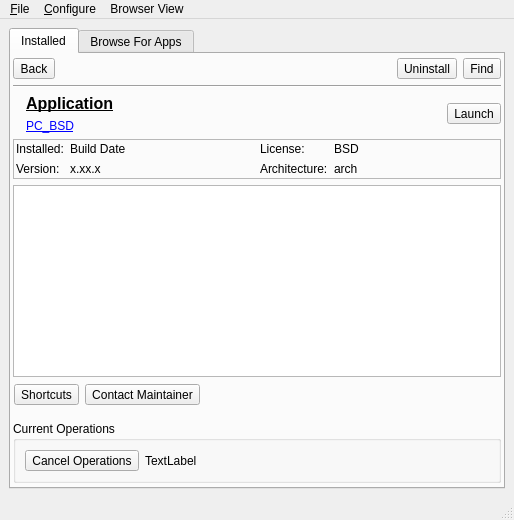
Old version of the form pc-new-softwaremanager/mainUI.ui in the repository pcbsd/pcbsd-projects.
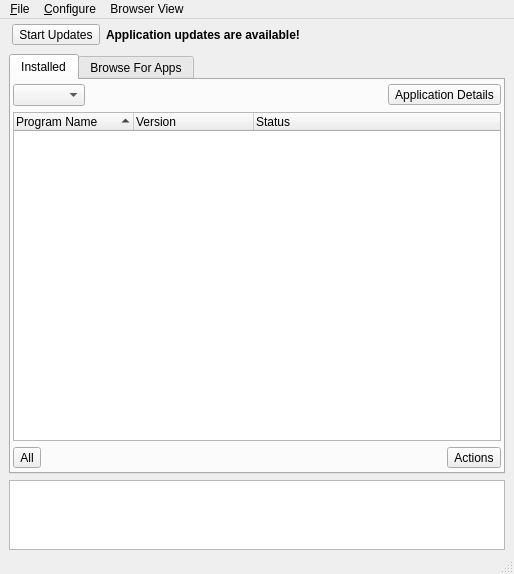
New version of the form. The open tabs and pages were chosen to show the change. Icons and pictures are not drawn.

Commit message: Add a new "back" button to the AppCafe browser, and get it working properly. Add a "developer mode" which will display the raw output of any pkg processes. Use a unified application details page for both installed/uninstalled applications. Add the beginnings of the full-system package update methods.

The edit to the form file:
```diff
--- a/pc-new-softwaremanager/mainUI.ui
+++ b/pc-new-softwaremanager/mainUI.ui
@@ -34,6 +34,67 @@
     <string notr="true"/>
    </property>
    <layout class="QVBoxLayout" name="verticalLayout">
+    <property name="topMargin">
+     <number>2</number>
+    </property>
+    <property name="bottomMargin">
+     <number>2</number>
+    </property>
+    <item>
+     <widget class="QStackedWidget" name="stacked_main">
+      <property name="currentIndex">
+       <number>0</number>
+      </property>
+      <widget class="QWidget" name="page">
+       <layout class="QVBoxLayout" name="verticalLayout_3">
+        <property name="margin">
+         <number>0</number>
+        </property>
+        <item>
+         <widget class="QGroupBox" name="group_updates">
+          <property name="styleSheet">
+           <string notr="true">QGroupBox{
+background: rbga(50,190,255,130);
+border-radius: 5px;
+}</string>
+          </property>
+          <property name="title">
+           <string/>
+          </property>
+          <layout class="QHBoxLayout" name="horizontalLayout_6">
+           <property name="margin">
+            <number>3</number>
+           </property>
+           <item>
+            <widget class="QToolButton" name="toolButton">
+             <property name="text">
+              <string>Start Updates</string>
+             </property>
+             <property name="icon">
+              <iconset resource="SoftwareManager.qrc">
+               <normaloff>:/icons/view-refresh.png</normaloff>:/icons/view-refresh.png</iconset>
+             </property>
+             <property name="toolButtonStyle">
+              <enum>Qt::ToolButtonTextBesideIcon</enum>
+             </property>
+            </widget>
+           </item>
+           <item>
+            <widget class="QLabel" name="label_updates">
+             <property name="font">
+              <font>
+               <weight>75</weight>
+               <bold>true</bold>
+              </font>
+             </property>
+             <property name="text">
+              <string>Application updates are available!</string>
+             </property>
+            </widget>
+           </item>
+          </layout>
+         </widget>
+        </item>
     <item>
      <widget class="QTabWidget" name="tabWidget">
       <property name="currentIndex">
@@ -70,20 +131,10 @@
          <number>4</number>
         </property>
         <item>
-         <widget class="QStackedWidget" name="stackedWidget">
-          <property name="styleSheet">
-           <string notr="true"/>
-          </property>
-          <property name="currentIndex">
-           <number>0</number>
-          </property>
-          <widget class="QWidget" name="page_install_list">
-           <layout class="QVBoxLayout" name="verticalLayout_21">
-            <property name="margin">
-             <number>0</number>
-            </property>
-            <item>
              <layout class="QHBoxLayout" name="horizontalLayout_11">
+              <item>
+               <widget class="QComboBox" name="comboBox"/>
+              </item>
               <item>
                <spacer name="horizontalSpacer_2">
                 <property name="orientation">
@@ -206,427 +257,6 @@
             </item>
            </layout>
           </widget>
-          <widget class="QWidget" name="page_install_details">
-           <layout class="QGridLayout" name="gridLayout_2">
-            <property name="margin">
-             <number>0</number>
-            </property>
-            <item row="3" column="0">
-             <widget class="QFrame" name="frame_2">
-              <property name="styleSheet">
-               <string notr="true"/>
-              </property>
-              <property name="frameShape">
-               <enum>QFrame::StyledPanel</enum>
-              </property>
-              <property name="frameShadow">
-               <enum>QFrame::Raised</enum>
-              </property>
-              <layout class="QHBoxLayout" name="horizontalLayout_14">
-               <property name="margin">
-                <number>2</number>
-               </property>
-               <item>
-                <layout class="QFormLayout" name="formLayout_7">
-                 <property name="fieldGrowthPolicy">
-                  <enum>QFormLayout::ExpandingFieldsGrow</enum>
-                 </property>
-                 <item row="0" column="0">
-                  <widget class="QLabel" name="label_3">
-                   <property name="text">
-                    <string>Installed:</string>
-                   </property>
-                  </widget>
-                 </item>
-                 <item row="0" column="1">
-                  <widget class="QLabel" name="label_install_date">
-                   <property name="text">
-                    <string notr="true">Build Date</string>
-                   </property>
-                  </widget>
-                 </item>
-                 <item row="1" column="0">
-                  <widget class="QLabel" name="label">
-                   <property name="text">
-                    <string>Version:</string>
-                   </property>
-                  </widget>
-                 </item>
-                 <item row="1" column="1">
-                  <widget class="QLabel" name="label_install_version">
-                   <property name="text">
-                    <string notr="true">x.xx.x</string>
-                   </property>
-                  </widget>
-                 </item>
-                </layout>
-               </item>
-               <item>
-                <layout class="QFormLayout" name="formLayout">
-                 <property name="fieldGrowthPolicy">
-                  <enum>QFormLayout::ExpandingFieldsGrow</enum>
-                 </property>
-                 <item row="0" column="0">
-                  <widget class="QLabel" name="label_4">
-                   <property name="text">
-                    <string>License:</string>
-                   </property>
-                  </widget>
-                 </item>
-                 <item row="0" column="1">
-                  <widget class="QLabel" name="label_install_license">
-                   <property name="text">
-                    <string notr="true">BSD</string>
-                   </property>
-                  </widget>
-                 </item>
-                 <item row="1" column="0">
-                  <widget class="QLabel" name="label_2">
-                   <property name="text">
-                    <string>Architecture:</string>
-                   </property>
-                  </widget>
-                 </item>
-                 <item row="1" column="1">
-                  <widget class="QLabel" name="label_install_arch">
-                   <property name="text">
-                    <string notr="true">arch</string>
-                   </property>
-                  </widget>
-                 </item>
-                </layout>
-               </item>
-              </layout>
-             </widget>
-            </item>
-            <item row="7" column="0">
-             <widget class="QGroupBox" name="group_install_appStat">
-              <property name="title">
-               <string>Current Operations</string>
-              </property>
-              <property name="flat">
-               <bool>true</bool>
-              </property>
-              <layout class="QVBoxLayout" name="verticalLayout_18">
-               <item>
-                <layout class="QHBoxLayout" name="horizontalLayout_10">
-                 <item>
-                  <widget class="QToolButton" name="tool_install_cancel">
-                   <property name="sizePolicy">
-                    <sizepolicy hsizetype="Preferred" vsizetype="Preferred">
-                     <horstretch>0</horstretch>
-                     <verstretch>0</verstretch>
-                    </sizepolicy>
-                   </property>
-                   <property name="toolTip">
-                    <string>Cancel any actions for this application</string>
-                   </property>
-                   <property name="statusTip">
-                    <string>Cancel any actions for this application</string>
-                   </property>
-                   <property name="text">
-                    <string>Cancel Operations</string>
-                   </property>
-                   <property name="icon">
-                    <iconset resource="SoftwareManager.qrc">
-                     <normaloff>:/icons/dialog-cancel.png</normaloff>:/icons/dialog-cancel.png</iconset>
-                   </property>
-                   <property name="toolButtonStyle">
-                    <enum>Qt::ToolButtonIconOnly</enum>
-                   </property>
-                  </widget>
-                 </item>
-                 <item>
-                  <widget class="QLabel" name="label_install_status">
-                   <property name="sizePolicy">
-                    <sizepolicy hsizetype="Expanding" vsizetype="Preferred">
-                     <horstretch>0</horstretch>
-                     <verstretch>0</verstretch>
-                    </sizepolicy>
-                   </property>
-                   <property name="text">
-                    <string notr="true">TextLabel</string>
-                   </property>
-                   <property name="wordWrap">
-                    <bool>true</bool>
-                   </property>
-                  </widget>
-                 </item>
-                </layout>
-               </item>
-              </layout>
-             </widget>
-            </item>
-            <item row="2" column="0">
-             <layout class="QHBoxLayout" name="horizontalLayout_6">
-              <item>
-               <widget class="QLabel" name="label_install_icon">
-                <property name="sizePolicy">
-                 <sizepolicy hsizetype="Fixed" vsizetype="Fixed">
-                  <horstretch>0</horstretch>
-                  <verstretch>0</verstretch>
-                 </sizepolicy>
-                </property>
-                <property name="maximumSize">
-                 <size>
-                  <width>64</width>
-                  <height>64</height>
-                 </size>
-                </property>
-                <property name="text">
-                 <string/>
-                </property>
-                <property name="pixmap">
-                 <pixmap resource="SoftwareManager.qrc">:/icons/appcafe.png</pixmap>
-                </property>
-                <property name="scaledContents">
-                 <bool>false</bool>
-                </property>
-               </widget>
-              </item>
-              <item>
-               <layout class="QVBoxLayout" name="verticalLayout_3">
-                <item>
-                 <widget class="QLabel" name="label_install_app">
-                  <property name="sizePolicy">
-                   <sizepolicy hsizetype="Expanding" vsizetype="Preferred">
-                    <horstretch>0</horstretch>
-                    <verstretch>0</verstretch>
-                   </sizepolicy>
-                  </property>
-                  <property name="font">
-                   <font>
-                    <pointsize>12</pointsize>
-                    <weight>75</weight>
-                    <bold>true</bold>
-                    <underline>true</underline>
-                   </font>
-                  </property>
-                  <property name="text">
-                   <string notr="true">Application</string>
-                  </property>
-                  <property name="alignment">
-                   <set>Qt::AlignLeading|Qt::AlignLeft|Qt::AlignTop</set>
-                  </property>
-                 </widget>
-                </item>
-                <item>
-                 <widget class="QLabel" name="label_install_author">
-                  <property name="text">
-                   <string notr="true">&lt;a href=&quot;http://www.pcbsd.org&quot;&gt;PC_BSD&lt;/a&gt;</string>
-                  </property>
-                  <property name="alignment">
-                   <set>Qt::AlignLeading|Qt::AlignLeft|Qt::AlignTop</set>
-                  </property>
-                  <property name="openExternalLinks">
-                   <bool>true</bool>
-                  </property>
-                  <property name="textInteractionFlags">
-                   <set>Qt::LinksAccessibleByKeyboard|Qt::LinksAccessibleByMouse</set>
-                  </property>
-                 </widget>
-                </item>
-               </layout>
-              </item>
-              <item>
-               <layout class="QVBoxLayout" name="verticalLayout_10">
-                <item>
-                 <widget class="QToolButton" name="tool_install_startApp">
-                  <property name="sizePolicy">
-                   <sizepolicy hsizetype="Fixed" vsizetype="Fixed">
-                    <horstretch>0</horstretch>
-                    <verstretch>0</verstretch>
-                   </sizepolicy>
-                  </property>
-                  <property name="statusTip">
-                   <string>Start the application</string>
-                  </property>
-                  <property name="layoutDirection">
-                   <enum>Qt::LeftToRight</enum>
-                  </property>
-                  <property name="text">
-                   <string>Launch</string>
-                  </property>
-                  <property name="icon">
-                   <iconset resource="SoftwareManager.qrc">
-                    <normaloff>:/icons/application.png</normaloff>:/icons/application.png</iconset>
-                  </property>
-                  <property name="iconSize">
-                   <size>
-                    <width>32</width>
-                    <height>32</height>
-                   </size>
-                  </property>
-                  <property name="popupMode">
-                   <enum>QToolButton::InstantPopup</enum>
-                  </property>
-                  <property name="toolButtonStyle">
-                   <enum>Qt::ToolButtonTextBesideIcon</enum>
-                  </property>
-                 </widget>
-                </item>
-               </layout>
-              </item>
-             </layout>
-            </item>
-            <item row="4" column="0">
-             <widget class="QPlainTextEdit" name="text_install_description">
-              <property name="sizePolicy">
-               <sizepolicy hsizetype="Expanding" vsizetype="Preferred">
-                <horstretch>0</horstretch>
-                <verstretch>0</verstretch>
-               </sizepolicy>
-              </property>
-              <property name="readOnly">
-               <bool>true</bool>
-              </property>
-             </widget>
-            </item>
-            <item row="5" column="0">
-             <layout class="QHBoxLayout" name="horizontalLayout_12">
-              <property name="margin">
-               <number>1</number>
-              </property>
-              <item>
-               <widget class="QToolButton" name="tool_install_shortcuts">
-                <property name="text">
-                 <string>Shortcuts</string>
-                </property>
-                <property name="icon">
-                 <iconset resource="SoftwareManager.qrc">
-                  <normaloff>:/icons/config.png</normaloff>:/icons/config.png</iconset>
-                </property>
-                <property name="popupMode">
-                 <enum>QToolButton::InstantPopup</enum>
-                </property>
-                <property name="toolButtonStyle">
-                 <enum>Qt::ToolButtonTextBesideIcon</enum>
-                </property>
-               </widget>
-              </item>
-              <item>
-               <widget class="QToolButton" name="tool_install_maintainer">
-                <property name="text">
-                 <string>Contact Maintainer</string>
-                </property>
-                <property name="icon">
-                 <iconset resource="SoftwareManager.qrc">
-                  <normaloff>:/icons/email.png</normaloff>:/icons/email.png</iconset>
-                </property>
-                <property name="popupMode">
-                 <enum>QToolButton::InstantPopup</enum>
-                </property>
-                <property name="toolButtonStyle">
-                 <enum>Qt::ToolButtonTextBesideIcon</enum>
-                </property>
-               </widget>
-              </item>
-              <item>
-               <spacer name="horizontalSpacer_9">
-                <property name="orientation">
-                 <enum>Qt::Horizontal</enum>
-                </property>
-                <property name="sizeHint" stdset="0">
-                 <size>
-                  <width>40</width>
-                  <height>20</height>
-                 </size>
-                </property>
-               </spacer>
-              </item>
-             </layout>
-            </item>
-            <item row="6" column="0">
-             <spacer name="verticalSpacer">
-              <property name="orientation">
-               <enum>Qt::Vertical</enum>
-              </property>
-              <property name="sizeHint" stdset="0">
-               <size>
-                <width>20</width>
-                <height>0</height>
-               </size>
-              </property>
-             </spacer>
-            </item>
-            <item row="0" column="0">
-             <layout class="QHBoxLayout" name="horizontalLayout_13">
-              <item>
-               <widget class="QToolButton" name="tool_install_back">
-                <property name="text">
-                 <string>Back</string>
-                </property>
-                <property name="icon">
-                 <iconset resource="SoftwareManager.qrc">
-                  <normaloff>:/icons/go-previous.png</normaloff>:/icons/go-previous.png</iconset>
-                </property>
-                <property name="toolButtonStyle">
-                 <enum>Qt::ToolButtonTextBesideIcon</enum>
-                </property>
-               </widget>
-              </item>
-              <item>
-               <spacer name="horizontalSpacer_7">
-                <property name="orientation">
-                 <enum>Qt::Horizontal</enum>
-                </property>
-                <property name="sizeHint" stdset="0">
-                 <size>
-                  <width>0</width>
-                  <height>20</height>
-                 </size>
-                </property>
-               </spacer>
-              </item>
-              <item>
-               <widget class="QToolButton" name="tool_install_remove">
-                <property name="toolTip">
-                 <string>Remove the selected application</string>
-                </property>
-                <property name="statusTip">
-                 <string>Remove the selected application</string>
-                </property>
-                <property name="text">
-                 <string>Uninstall</string>
-                </property>
-                <property name="icon">
-                 <iconset resource="SoftwareManager.qrc">
-                  <normaloff>:/icons/remove.png</normaloff>:/icons/remove.png</iconset>
-                </property>
-                <property name="toolButtonStyle">
-                 <enum>Qt::ToolButtonTextBesideIcon</enum>
-                </property>
-               </widget>
-              </item>
-              <item>
-               <widget class="QToolButton" name="tool_install_gotobrowserpage">
-                <property name="text">
-                 <string>Find</string>
-                </property>
-                <property name="icon">
-                 <iconset resource="SoftwareManager.qrc">
-                  <normaloff>:/icons/edit-find.png</normaloff>:/icons/edit-find.png</iconset>
-                </property>
-                <property name="toolButtonStyle">
-                 <enum>Qt::ToolButtonTextBesideIcon</enum>
-                </property>
-               </widget>
-              </item>
-             </layout>
-            </item>
-            <item row="1" column="0">
-             <widget class="Line" name="line_2">
-              <property name="orientation">
-               <enum>Qt::Horizontal</enum>
-              </property>
-             </widget>
-            </item>
-           </layout>
-          </widget>
-         </widget>
-        </item>
-       </layout>
-      </widget>
       <widget class="QWidget" name="tab_browse">
        <attribute name="icon">
         <iconset resource="SoftwareManager.qrc">
@@ -650,6 +280,28 @@
         </property>
         <item>
          <layout class="QHBoxLayout" name="horizontalLayout_4">
+              <item>
+               <widget class="QToolButton" name="tool_br_back">
+                <property name="toolTip">
+                 <string>Back to previous application</string>
+                </property>
+                <property name="styleSheet">
+                 <string notr="true">QToolButton{
+padding-right: 16px; 
+}</string>
+                </property>
+                <property name="text">
+                 <string>...</string>
+                </property>
+                <property name="icon">
+                 <iconset resource="SoftwareManager.qrc">
+                  <normaloff>:/icons/go-previous.png</normaloff>:/icons/go-previous.png</iconset>
+                </property>
+                <property name="popupMode">
+                 <enum>QToolButton::MenuButtonPopup</enum>
+                </property>
+               </widget>
+              </item>
           <item>
            <widget class="QToolButton" name="tool_browse_home">
             <property name="text">
@@ -758,12 +410,12 @@
 font-weight: bold;
 }
 QToolButton{
-  background-color: rgba(145,142,140,80);
+  background-color: rgba(145,142,140,120);
  border: 1px solid grey;
  border-radius: 5px;
 }
 QToolButton:hover{
- background-color: rgba(145,142,140,80);
+ background-color: rgba(145,142,140,120);
  border: 1px solid rgba(140,140,250,230);
  border-radius: 5px;
 }
@@ -866,8 +518,8 @@
                    <rect>
                     <x>0</x>
                     <y>0</y>
-                    <width>100</width>
-                    <height>30</height>
+                        <width>72</width>
+                        <height>16</height>
                    </rect>
                   </property>
                   <layout class="QHBoxLayout" name="horizontalLayout_5"/>
@@ -908,8 +560,8 @@
                    <rect>
                     <x>0</x>
                     <y>0</y>
-                    <width>100</width>
-                    <height>30</height>
+                        <width>51</width>
+                        <height>16</height>
                    </rect>
                   </property>
                   <layout class="QVBoxLayout" name="verticalLayout_6"/>
@@ -938,8 +590,8 @@
                    <rect>
                     <x>0</x>
                     <y>0</y>
-                    <width>100</width>
-                    <height>30</height>
+                        <width>51</width>
+                        <height>16</height>
                    </rect>
                   </property>
                  </widget>
@@ -1018,8 +670,8 @@
                 <rect>
                  <x>0</x>
                  <y>0</y>
-                 <width>100</width>
-                 <height>30</height>
+                     <width>73</width>
+                     <height>16</height>
                 </rect>
                </property>
                <layout class="QVBoxLayout" name="verticalLayout_23"/>
@@ -1040,8 +692,8 @@
                 <rect>
                  <x>0</x>
                  <y>0</y>
-                 <width>100</width>
-                 <height>30</height>
+                     <width>88</width>
+                     <height>18</height>
                 </rect>
                </property>
                <layout class="QVBoxLayout" name="verticalLayout_24"/>
@@ -1053,41 +705,12 @@
           <widget class="QWidget" name="page_app">
            <layout class="QVBoxLayout" name="verticalLayout_14">
             <item>
-             <layout class="QHBoxLayout" name="horizontalLayout_7">
-              <item>
-               <widget class="QLabel" name="label_bapp_icon">
-                <property name="maximumSize">
-                 <size>
-                  <width>64</width>
-                  <height>64</height>
-                 </size>
-                </property>
-                <property name="text">
-                 <string/>
-                </property>
-                <property name="pixmap">
-                 <pixmap resource="SoftwareManager.qrc">:/icons/appcafe.png</pixmap>
-                </property>
-                <property name="scaledContents">
-                 <bool>true</bool>
-                </property>
-               </widget>
-              </item>
-              <item>
+                 <layout class="QGridLayout" name="gridLayout_3">
+                  <item row="0" column="1">
                <layout class="QVBoxLayout" name="verticalLayout_12">
-                <item>
-                 <spacer name="verticalSpacer_4">
-                  <property name="orientation">
-                   <enum>Qt::Vertical</enum>
-                  </property>
-                  <property name="sizeHint" stdset="0">
-                   <size>
-                    <width>20</width>
-                    <height>40</height>
-                   </size>
-                  </property>
-                 </spacer>
-                </item>
+                    <property name="spacing">
+                     <number>2</number>
+                    </property>
                 <item>
                  <widget class="QLabel" name="label_bapp_name">
                   <property name="font">
@@ -1138,6 +761,8 @@
                  </layout>
                 </item>
                 <item>
+                     <layout class="QHBoxLayout" name="horizontalLayout_16">
+                      <item>
                  <widget class="QToolButton" name="tool_app_rank">
                   <property name="font">
                    <font>
@@ -1165,6 +790,22 @@
                  </widget>
                 </item>
                 <item>
+                       <widget class="QToolButton" name="tool_app_tips">
+                        <property name="text">
+                         <string>User Tips</string>
+                        </property>
+                        <property name="icon">
+                         <iconset resource="SoftwareManager.qrc">
+                          <normaloff>:/icons/info-tips.png</normaloff>:/icons/info-tips.png</iconset>
+                        </property>
+                        <property name="toolButtonStyle">
+                         <enum>Qt::ToolButtonTextBesideIcon</enum>
+                        </property>
+                       </widget>
+                      </item>
+                     </layout>
+                    </item>
+                    <item>
                  <spacer name="verticalSpacer_3">
                   <property name="orientation">
                    <enum>Qt::Vertical</enum>
@@ -1179,7 +820,7 @@
                 </item>
                </layout>
               </item>
-              <item>
+                  <item row="0" column="2">
                <spacer name="horizontalSpacer_4">
                 <property name="orientation">
                  <enum>Qt::Horizontal</enum>
@@ -1192,7 +833,149 @@
                 </property>
                </spacer>
               </item>
+                  <item row="0" column="0">
+                   <layout class="QVBoxLayout" name="verticalLayout_28">
               <item>
+                     <widget class="QLabel" name="label_bapp_icon">
+                      <property name="maximumSize">
+                       <size>
+                        <width>64</width>
+                        <height>64</height>
+                       </size>
+                      </property>
+                      <property name="text">
+                       <string/>
+                      </property>
+                      <property name="pixmap">
+                       <pixmap resource="SoftwareManager.qrc">:/icons/appcafe.png</pixmap>
+                      </property>
+                      <property name="scaledContents">
+                       <bool>true</bool>
+                      </property>
+                     </widget>
+                    </item>
+                    <item>
+                     <spacer name="verticalSpacer_4">
+                      <property name="orientation">
+                       <enum>Qt::Vertical</enum>
+                      </property>
+                      <property name="sizeHint" stdset="0">
+                       <size>
+                        <width>20</width>
+                        <height>40</height>
+                       </size>
+                      </property>
+                     </spacer>
+                    </item>
+                   </layout>
+                  </item>
+                  <item row="1" column="0" colspan="3">
+                   <widget class="QGroupBox" name="group_app_installed">
+                    <property name="title">
+                     <string/>
+                    </property>
+                    <layout class="QHBoxLayout" name="horizontalLayout_7">
+                     <property name="margin">
+                      <number>1</number>
+                     </property>
+                     <item>
+                      <widget class="QToolButton" name="tool_install_startApp">
+                       <property name="sizePolicy">
+                        <sizepolicy hsizetype="Fixed" vsizetype="Fixed">
+                         <horstretch>0</horstretch>
+                         <verstretch>0</verstretch>
+                        </sizepolicy>
+                       </property>
+                       <property name="statusTip">
+                        <string>Start the application</string>
+                       </property>
+                       <property name="layoutDirection">
+                        <enum>Qt::LeftToRight</enum>
+                       </property>
+                       <property name="text">
+                        <string>Launch</string>
+                       </property>
+                       <property name="icon">
+                        <iconset resource="SoftwareManager.qrc">
+                         <normaloff>:/icons/application.png</normaloff>:/icons/application.png</iconset>
+                       </property>
+                       <property name="iconSize">
+                        <size>
+                         <width>20</width>
+                         <height>20</height>
+                        </size>
+                       </property>
+                       <property name="popupMode">
+                        <enum>QToolButton::InstantPopup</enum>
+                       </property>
+                       <property name="toolButtonStyle">
+                        <enum>Qt::ToolButtonTextBesideIcon</enum>
+                       </property>
+                      </widget>
+                     </item>
+                     <item>
+                      <widget class="QToolButton" name="tool_install_maintainer">
+                       <property name="text">
+                        <string>Contact Maintainer</string>
+                       </property>
+                       <property name="icon">
+                        <iconset resource="SoftwareManager.qrc">
+                         <normaloff>:/icons/email.png</normaloff>:/icons/email.png</iconset>
+                       </property>
+                       <property name="iconSize">
+                        <size>
+                         <width>20</width>
+                         <height>20</height>
+                        </size>
+                       </property>
+                       <property name="popupMode">
+                        <enum>QToolButton::InstantPopup</enum>
+                       </property>
+                       <property name="toolButtonStyle">
+                        <enum>Qt::ToolButtonTextBesideIcon</enum>
+                       </property>
+                      </widget>
+                     </item>
+                     <item>
+                      <widget class="QToolButton" name="tool_install_shortcuts">
+                       <property name="text">
+                        <string>Shortcuts</string>
+                       </property>
+                       <property name="icon">
+                        <iconset resource="SoftwareManager.qrc">
+                         <normaloff>:/icons/config.png</normaloff>:/icons/config.png</iconset>
+                       </property>
+                       <property name="iconSize">
+                        <size>
+                         <width>20</width>
+                         <height>20</height>
+                        </size>
+                       </property>
+                       <property name="popupMode">
+                        <enum>QToolButton::InstantPopup</enum>
+                       </property>
+                       <property name="toolButtonStyle">
+                        <enum>Qt::ToolButtonTextBesideIcon</enum>
+                       </property>
+                      </widget>
+                     </item>
+                     <item>
+                      <spacer name="horizontalSpacer_8">
+                       <property name="orientation">
+                        <enum>Qt::Horizontal</enum>
+                       </property>
+                       <property name="sizeHint" stdset="0">
+                        <size>
+                         <width>40</width>
+                         <height>20</height>
+                        </size>
+                       </property>
+                      </spacer>
+                     </item>
+                    </layout>
+                   </widget>
+                  </item>
+                  <item row="0" column="3" rowspan="2">
                <layout class="QVBoxLayout" name="verticalLayout_11">
                 <item>
                  <layout class="QHBoxLayout" name="horizontalLayout_8">
@@ -1204,6 +987,12 @@
                       <verstretch>0</verstretch>
                      </sizepolicy>
                     </property>
+                        <property name="minimumSize">
+                         <size>
+                          <width>80</width>
+                          <height>0</height>
+                         </size>
+                        </property>
                     <property name="font">
                      <font>
                       <weight>75</weight>
@@ -1246,6 +1035,12 @@
                   <property name="formAlignment">
                    <set>Qt::AlignRight|Qt::AlignTop|Qt::AlignTrailing</set>
                   </property>
+                      <property name="leftMargin">
+                       <number>3</number>
+                      </property>
+                      <property name="rightMargin">
+                       <number>3</number>
+                      </property>
                   <item row="0" column="0">
                    <widget class="QLabel" name="label_9">
                     <property name="font">
@@ -1573,7 +1368,7 @@
                         <x>0</x>
                         <y>0</y>
                         <width>452</width>
-                        <height>154</height>
+                            <height>66</height>
                        </rect>
                       </property>
                      </widget>
@@ -1609,8 +1404,8 @@
                        <rect>
                         <x>0</x>
                         <y>0</y>
-                        <width>88</width>
-                        <height>18</height>
+                            <width>452</width>
+                            <height>136</height>
                        </rect>
                       </property>
                      </widget>
@@ -1720,8 +1515,8 @@
                    <rect>
                     <x>0</x>
                     <y>0</y>
-                    <width>100</width>
-                    <height>30</height>
+                        <width>57</width>
+                        <height>16</height>
                    </rect>
                   </property>
                  </widget>
@@ -1758,8 +1553,8 @@
                    <rect>
                     <x>0</x>
                     <y>0</y>
-                    <width>100</width>
-                    <height>30</height>
+                        <width>57</width>
+                        <height>16</height>
                    </rect>
                   </property>
                  </widget>
@@ -1774,6 +1569,18 @@
         </item>
        </layout>
       </widget>
+         </widget>
+        </item>
+       </layout>
+      </widget>
+      <widget class="QWidget" name="page_2"/>
+     </widget>
+    </item>
+    <item>
+     <widget class="QTextEdit" name="text_dev_output">
+      <property name="readOnly">
+       <bool>true</bool>
+      </property>
      </widget>
     </item>
    </layout>
@@ -1803,6 +1610,8 @@
      <string>&amp;Configure</string>
     </property>
     <addaction name="actionAppCafe_Settings"/>
+    <addaction name="separator"/>
+    <addaction name="actionDeveloper_Mode"/>
    </widget>
    <widget class="QMenu" name="menuBrowser_View">
     <property name="title">
@@ -1922,6 +1731,14 @@
     <string>Raw Packages</string>
    </property>
   </action>
+  <action name="actionDeveloper_Mode">
+   <property name="checkable">
+    <bool>true</bool>
+   </property>
+   <property name="text">
+    <string>Developer Mode</string>
+   </property>
+  </action>
  </widget>
  <resources>
   <include location="SoftwareManager.qrc"/>
```
Lines whose indentation alone changed are shown as unchanged. The commit also changes 8 other files.
